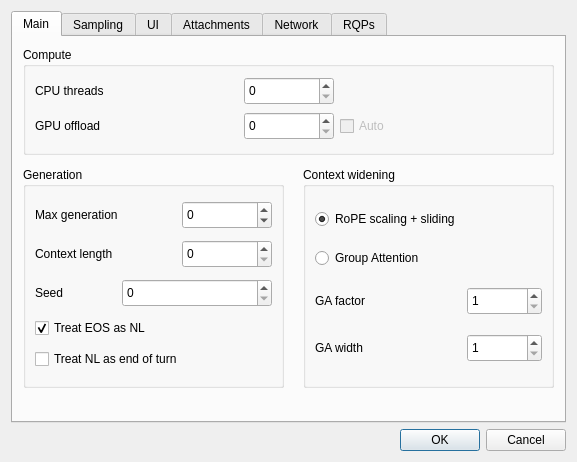
Before: the Qt Designer form anna_graphica/settingsdialog.ui in matrixsmaster/ANNA, drawn with Qt 5.
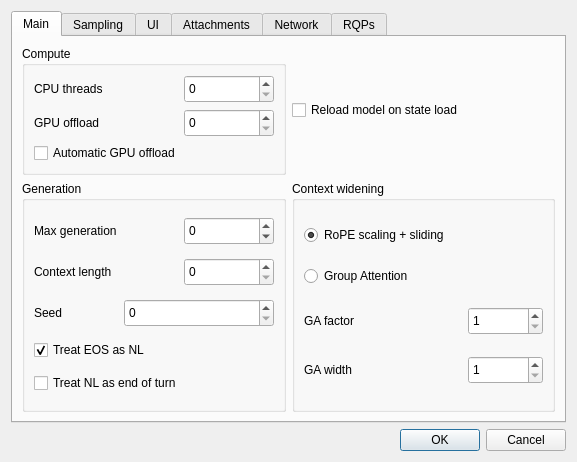
After: the same form once the commit is applied. Icons and pictures are not drawn.

Commit message: GUI: Added new settings AutoGPU and FullReload

Diff of the .ui file:
```diff
--- a/anna_graphica/settingsdialog.ui
+++ b/anna_graphica/settingsdialog.ui
@@ -45,27 +45,23 @@
       <attribute name="title">
        <string>Main</string>
       </attribute>
-      <widget class="QGroupBox" name="groupBox_6">
-       <property name="geometry">
-        <rect>
-         <x>10</x>
-         <y>10</y>
-         <width>531</width>
-         <height>108</height>
-        </rect>
-       </property>
-       <property name="title">
-        <string>Compute</string>
-       </property>
        <layout class="QGridLayout" name="gridLayout">
         <item row="0" column="0">
+        <widget class="QGroupBox" name="groupBox_6">
+         <property name="title">
+          <string>Compute</string>
+         </property>
+         <layout class="QVBoxLayout" name="verticalLayout_12">
+          <item>
+           <layout class="QHBoxLayout" name="horizontalLayout_10">
+            <item>
          <widget class="QLabel" name="label_16">
           <property name="text">
            <string>CPU threads</string>
           </property>
          </widget>
         </item>
-        <item row="0" column="1" colspan="2">
+            <item>
          <widget class="QSpinBox" name="n_cpu">
           <property name="sizePolicy">
            <sizepolicy hsizetype="Fixed" vsizetype="Fixed">
@@ -90,14 +86,18 @@
           </property>
          </widget>
         </item>
-        <item row="1" column="0">
+           </layout>
+          </item>
+          <item>
+           <layout class="QHBoxLayout" name="horizontalLayout_11">
+            <item>
          <widget class="QLabel" name="label_17">
           <property name="text">
            <string>GPU offload</string>
           </property>
          </widget>
         </item>
-        <item row="1" column="1">
+            <item>
          <widget class="QSpinBox" name="n_gpu">
           <property name="sizePolicy">
            <sizepolicy hsizetype="Fixed" vsizetype="Fixed">
@@ -122,27 +122,27 @@
           </property>
          </widget>
         </item>
-        <item row="1" column="2">
-         <widget class="QCheckBox" name="checkBox">
-          <property name="enabled">
-           <bool>false</bool>
-          </property>
+           </layout>
+          </item>
+          <item>
+           <widget class="QCheckBox" name="autoGPU">
           <property name="text">
-           <string>Auto</string>
+             <string>Automatic GPU offload</string>
           </property>
          </widget>
         </item>
        </layout>
       </widget>
+       </item>
+       <item row="0" column="1">
+        <widget class="QCheckBox" name="stateReload">
+         <property name="text">
+          <string>Reload model on state load</string>
+         </property>
+        </widget>
+       </item>
+       <item row="1" column="0">
       <widget class="QGroupBox" name="groupBox_7">
-       <property name="geometry">
-        <rect>
-         <x>10</x>
-         <y>130</y>
-         <width>261</width>
-         <height>221</height>
-        </rect>
-       </property>
        <property name="title">
         <string>Generation</string>
        </property>
@@ -271,15 +271,9 @@
         </item>
        </layout>
       </widget>
+       </item>
+       <item row="1" column="1">
       <widget class="QGroupBox" name="groupBox_8">
-       <property name="geometry">
-        <rect>
-         <x>290</x>
-         <y>130</y>
-         <width>251</width>
-         <height>221</height>
-        </rect>
-       </property>
        <property name="title">
         <string>Context widening</string>
        </property>
@@ -369,6 +363,8 @@
         </item>
        </layout>
       </widget>
+       </item>
+      </layout>
      </widget>
      <widget class="QWidget" name="tab_2">
       <attribute name="title">
```
Lines whose indentation alone changed are shown as unchanged. The commit also changes 4 other files.
